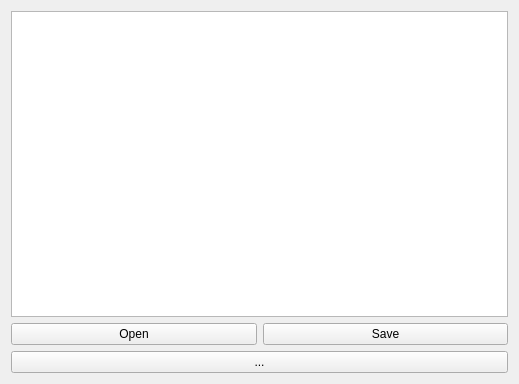
Qt form Projekt/project/mainwindow.ui (MichalBernacki/Plagiarism_detection_app) before a commit.
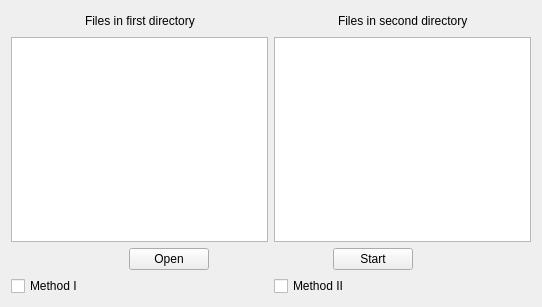
The same form after that commit.

Commit message: Create interface

The edit to the form file:
```diff
--- a/Projekt/project/mainwindow.ui
+++ b/Projekt/project/mainwindow.ui
@@ -6,30 +6,124 @@
    <rect>
     <x>0</x>
     <y>0</y>
-    <width>519</width>
-    <height>384</height>
+    <width>542</width>
+    <height>307</height>
    </rect>
   </property>
   <property name="windowTitle">
    <string>MainWindow</string>
   </property>
   <widget class="QWidget" name="centralWidget">
-   <layout class="QHBoxLayout" name="horizontalLayout_2">
-    <item>
-     <layout class="QVBoxLayout" name="verticalLayout">
+   <layout class="QGridLayout" name="gridLayout">
+    <item row="0" column="0">
+     <layout class="QVBoxLayout" name="verticalLayout_3">
       <item>
-       <widget class="QTextEdit" name="teText">
-        <property name="html">
-         <string>&lt;!DOCTYPE HTML PUBLIC &quot;-//W3C//DTD HTML 4.0//EN&quot; &quot;http://www.w3.org/TR/REC-html40/strict.dtd&quot;&gt;
-&lt;html&gt;&lt;head&gt;&lt;meta name=&quot;qrichtext&quot; content=&quot;1&quot; /&gt;&lt;style type=&quot;text/css&quot;&gt;
-p, li { white-space: pre-wrap; }
-&lt;/style&gt;&lt;/head&gt;&lt;body style=&quot; font-family:'Ubuntu'; font-size:11pt; font-weight:400; font-style:normal;&quot;&gt;
-&lt;p style=&quot;-qt-paragraph-type:empty; margin-top:0px; margin-bottom:0px; margin-left:0px; margin-right:0px; -qt-block-indent:0; text-indent:0px;&quot;&gt;&lt;br /&gt;&lt;/p&gt;&lt;/body&gt;&lt;/html&gt;</string>
-        </property>
-       </widget>
+       <layout class="QHBoxLayout" name="horizontalLayout_5">
+        <item>
+         <layout class="QVBoxLayout" name="verticalLayout">
+          <item>
+           <layout class="QHBoxLayout" name="horizontalLayout_3">
+            <item>
+             <spacer name="horizontalSpacer_4">
+              <property name="orientation">
+               <enum>Qt::Horizontal</enum>
+              </property>
+              <property name="sizeHint" stdset="0">
+               <size>
+                <width>40</width>
+                <height>20</height>
+               </size>
+              </property>
+             </spacer>
+            </item>
+            <item>
+             <widget class="QLabel" name="label">
+              <property name="text">
+               <string>Files in first directory</string>
+              </property>
+             </widget>
+            </item>
+            <item>
+             <spacer name="horizontalSpacer_5">
+              <property name="orientation">
+               <enum>Qt::Horizontal</enum>
+              </property>
+              <property name="sizeHint" stdset="0">
+               <size>
+                <width>40</width>
+                <height>20</height>
+               </size>
+              </property>
+             </spacer>
+            </item>
+           </layout>
+          </item>
+          <item>
+           <widget class="QTextBrowser" name="teText1"/>
+          </item>
+         </layout>
+        </item>
+        <item>
+         <layout class="QVBoxLayout" name="verticalLayout_2">
+          <item>
+           <layout class="QHBoxLayout" name="horizontalLayout_4">
+            <item>
+             <spacer name="horizontalSpacer_7">
+              <property name="orientation">
+               <enum>Qt::Horizontal</enum>
+              </property>
+              <property name="sizeHint" stdset="0">
+               <size>
+                <width>40</width>
+                <height>20</height>
+               </size>
+              </property>
+             </spacer>
+            </item>
+            <item>
+             <widget class="QLabel" name="label_2">
+              <property name="text">
+               <string>Files in second directory</string>
+              </property>
+             </widget>
+            </item>
+            <item>
+             <spacer name="horizontalSpacer_6">
+              <property name="orientation">
+               <enum>Qt::Horizontal</enum>
+              </property>
+              <property name="sizeHint" stdset="0">
+               <size>
+                <width>40</width>
+                <height>20</height>
+               </size>
+              </property>
+             </spacer>
+            </item>
+           </layout>
+          </item>
+          <item>
+           <widget class="QTextBrowser" name="teText2"/>
+          </item>
+         </layout>
+        </item>
+       </layout>
       </item>
       <item>
-       <layout class="QHBoxLayout" name="horizontalLayout">
+       <layout class="QHBoxLayout" name="horizontalLayout_2">
+        <item>
+         <spacer name="horizontalSpacer">
+          <property name="orientation">
+           <enum>Qt::Horizontal</enum>
+          </property>
+          <property name="sizeHint" stdset="0">
+           <size>
+            <width>40</width>
+            <height>20</height>
+           </size>
+          </property>
+         </spacer>
+        </item>
         <item>
          <widget class="QPushButton" name="pbOpen">
           <property name="text">
@@ -38,20 +132,57 @@
          </widget>
         </item>
         <item>
-         <widget class="QPushButton" name="pbSave">
+         <spacer name="horizontalSpacer_3">
+          <property name="orientation">
+           <enum>Qt::Horizontal</enum>
+          </property>
+          <property name="sizeHint" stdset="0">
+           <size>
+            <width>40</width>
+            <height>20</height>
+           </size>
+          </property>
+         </spacer>
+        </item>
+        <item>
+         <widget class="QPushButton" name="pbStart">
           <property name="text">
-           <string>Save</string>
+           <string>Start</string>
           </property>
          </widget>
         </item>
+        <item>
+         <spacer name="horizontalSpacer_2">
+          <property name="orientation">
+           <enum>Qt::Horizontal</enum>
+          </property>
+          <property name="sizeHint" stdset="0">
+           <size>
+            <width>40</width>
+            <height>20</height>
+           </size>
+          </property>
+         </spacer>
+        </item>
        </layout>
       </item>
       <item>
-       <widget class="QPushButton" name="pbToggle">
-        <property name="text">
-         <string>...</string>
-        </property>
-       </widget>
+       <layout class="QHBoxLayout" name="horizontalLayout">
+        <item>
+         <widget class="QCheckBox" name="chBox1">
+          <property name="text">
+           <string>Method I</string>
+          </property>
+         </widget>
+        </item>
+        <item>
+         <widget class="QCheckBox" name="chBox2">
+          <property name="text">
+           <string>Method II</string>
+          </property>
+         </widget>
+        </item>
+       </layout>
       </item>
      </layout>
     </item>
```
The commit also changes 2 other files.
